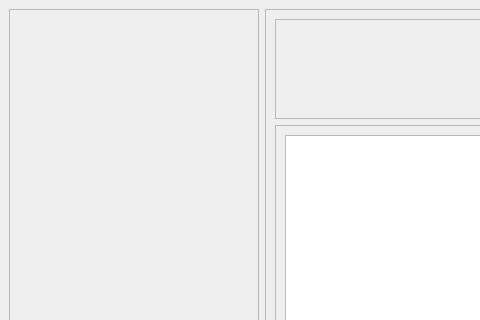
This is UIFiles/myAlerts.ui in ShubhamMandavkar/TYLiveProjectt-StockAutomationSystem as Qt 5 draws it before an edit; both pictures show x 0 to 480 and y 0 to 320 of the 1140 by 605 pixel window. The edited form follows.
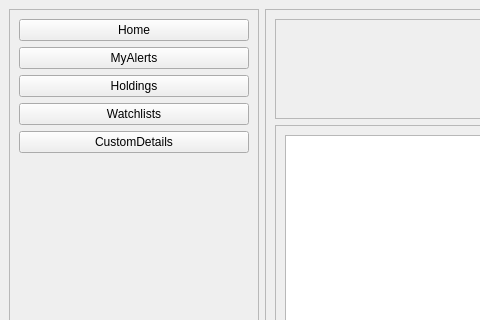
This is the edited form.

The edit to the form file:
```diff
--- a/UIFiles/myAlerts.ui
+++ b/UIFiles/myAlerts.ui
@@ -35,6 +35,43 @@
       <property name="frameShadow">
        <enum>QFrame::Raised</enum>
       </property>
+      <layout class="QFormLayout" name="formLayout">
+       <item row="1" column="0" colspan="2">
+        <widget class="QPushButton" name="btnMyAlerts">
+         <property name="text">
+          <string>MyAlerts</string>
+         </property>
+        </widget>
+       </item>
+       <item row="2" column="0" colspan="2">
+        <widget class="QPushButton" name="btnHoldings">
+         <property name="text">
+          <string>Holdings</string>
+         </property>
+        </widget>
+       </item>
+       <item row="4" column="0" colspan="2">
+        <widget class="QPushButton" name="btnCustomDetails">
+         <property name="text">
+          <string>CustomDetails</string>
+         </property>
+        </widget>
+       </item>
+       <item row="3" column="0" colspan="2">
+        <widget class="QPushButton" name="btnWatchlists">
+         <property name="text">
+          <string>Watchlists</string>
+         </property>
+        </widget>
+       </item>
+       <item row="0" column="0" colspan="2">
+        <widget class="QPushButton" name="btnHome">
+         <property name="text">
+          <string>Home</string>
+         </property>
+        </widget>
+       </item>
+      </layout>
      </widget>
     </item>
     <item>
```
Left out of the diff: 2 changed lines with no effect on the pictures.
